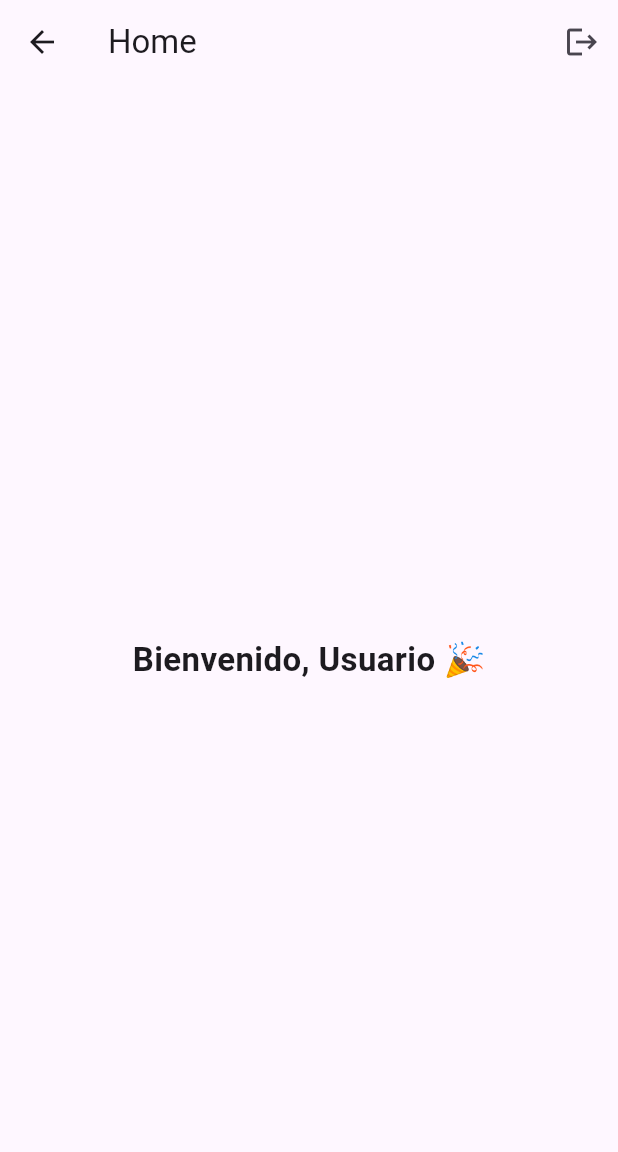
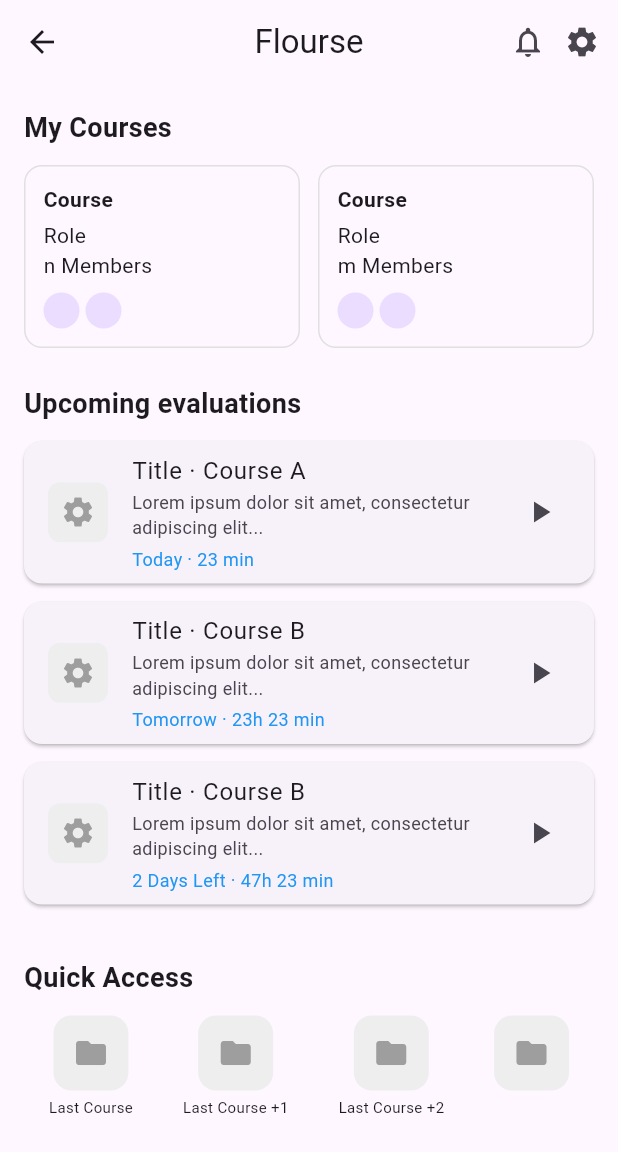
Before and after one commit to Alejorotp/flourse, a Flutter app: the HomePage screen opened by its route, on a phone screen of 412 x 824 dp. Shown: the top 1152 px of the screen. Run offline on Flutter 3.47's test engine with Material 3 defaults, Android fonts, the light colour scheme and no system bars; our stand-ins replace get.

Commit message:
home_beta

```diff
--- a/lib/controllers/auth_controller.dart
+++ b/lib/controllers/auth_controller.dart
@@ -8,8 +8,14 @@ class AuthController extends GetxController {
   var password = ''.obs;
 
   // Simulación de base de datos en memoria
-  final _fakeUsers = <String, String>{}; // email: password
-  final _fakeNames = <String, String>{}; // email: name
+  final _fakeUsers = <String, String>{
+    "manuel@test.com": "123456",
+    "ana@test.com": "qwerty",
+  }; // email: password
+  final _fakeNames = <String, String>{
+    "manuel@test.com": "Manuel",
+    "ana@test.com": "Ana",
+  }; // email: name
 
   // Cambiar entre login y registro
   void toggleForm() {
--- a/lib/pages/home.dart
+++ b/lib/pages/home.dart
@@ -1,6 +1,4 @@
 import 'package:flutter/material.dart';
-import 'package:get/get.dart';
-import 'package:flourse/controllers/auth_controller.dart';
 
 class HomePage extends StatelessWidget {
   static const String id = '/home';
@@ -8,43 +6,163 @@ class HomePage extends StatelessWidget {
 
   @override
   Widget build(BuildContext context) {
-    final auth = Get.find<AuthController>();
+    return Scaffold(
+      appBar: AppBar(
+        title: const Text("Flourse"),
+        centerTitle: true,
+        actions: const [
+          Icon(Icons.notifications_none),
+          SizedBox(width: 12),
+          Icon(Icons.settings),
+          SizedBox(width: 12),
+        ],
+      ),
+      body: SingleChildScrollView(
+        padding: const EdgeInsets.all(16),
+        child: Column(
+          crossAxisAlignment: CrossAxisAlignment.start,
+          children: [
+            // My Courses
+            const Text(
+              "My Courses",
+              style: TextStyle(fontSize: 18, fontWeight: FontWeight.bold),
+            ),
+            const SizedBox(height: 12),
+            Row(
+              children: [
+                Expanded(child: _courseCard("Course", "Role", "n Members")),
+                const SizedBox(width: 12),
+                Expanded(child: _courseCard("Course", "Role", "m Members")),
+              ],
+            ),
+            const SizedBox(height: 24),
 
-    return PopScope(
-      canPop: false, // evita salir con back del SO directamente
-      onPopInvoked: (didPop) {
-        if (!didPop) {
-          auth.logout();
-        }
-      },
-      child: Scaffold(
-        appBar: AppBar(
-          title: const Text("Home"),
-          leading: IconButton(
-            icon: const Icon(Icons.arrow_back),
-            onPressed: () {
-              auth.logout();
-            },
-          ),
-          actions: [
-            IconButton(
-              icon: const Icon(Icons.logout),
-              onPressed: () {
-                auth.logout();
-              },
+            // Upcoming Evaluations
+            const Text(
+              "Upcoming evaluations",
+              style: TextStyle(fontSize: 18, fontWeight: FontWeight.bold),
+            ),
+            const SizedBox(height: 12),
+            _evaluationItem(
+              "Title · Course A",
+              "Lorem ipsum dolor sit amet, consectetur adipiscing elit...",
+              "Today · 23 min",
+            ),
+            _evaluationItem(
+              "Title · Course B",
+              "Lorem ipsum dolor sit amet, consectetur adipiscing elit...",
+              "Tomorrow · 23h 23 min",
+            ),
+            _evaluationItem(
+              "Title · Course B",
+              "Lorem ipsum dolor sit amet, consectetur adipiscing elit...",
+              "2 Days Left · 47h 23 min",
+            ),
+
+            const SizedBox(height: 24),
+
+            // Quick Access
+            const Text(
+              "Quick Access",
+              style: TextStyle(fontSize: 18, fontWeight: FontWeight.bold),
+            ),
+            const SizedBox(height: 12),
+            Row(
+              mainAxisAlignment: MainAxisAlignment.spaceAround,
+              children: const [
+                _quickAccessItem("Last Course"),
+                _quickAccessItem("Last Course +1"),
+                _quickAccessItem("Last Course +2"),
+                _quickAccessItem(""),
+              ],
             ),
           ],
-        ),
-        body: Center(
-          child: Obx(() => Text(
-                "Bienvenido, ${auth.userName.value.isEmpty ? 'Usuario' : auth.userName.value} 🎉",
-                style: const TextStyle(
-                  fontSize: 22,
-                  fontWeight: FontWeight.bold,
-                ),
-              )),
         ),
       ),
     );
   }
 }
+
+Widget _courseCard(String title, String role, String members) {
+  return Container(
+    padding: const EdgeInsets.all(12),
+    decoration: BoxDecoration(
+      border: Border.all(color: Colors.grey.shade300),
+      borderRadius: BorderRadius.circular(12),
+    ),
+    child: Column(
+      crossAxisAlignment: CrossAxisAlignment.start,
+      children: [
+        Text(title, style: const TextStyle(fontWeight: FontWeight.bold)),
+        const SizedBox(height: 4),
+        Text(role),
+        Text(members),
+        const SizedBox(height: 8),
+        Row(
+          children: const [
+            CircleAvatar(radius: 12),
+            SizedBox(width: 4),
+            CircleAvatar(radius: 12),
+          ],
+        ),
+      ],
+    ),
+  );
+}
+
+Widget _evaluationItem(String title, String subtitle, String time) {
+  return Card(
+    margin: const EdgeInsets.only(bottom: 12),
+    shape: RoundedRectangleBorder(borderRadius: BorderRadius.circular(12)),
+    child: ListTile(
+      leading: Container(
+        width: 40,
+        height: 40,
+        decoration: BoxDecoration(
+          color: Colors.grey.shade200,
+          borderRadius: BorderRadius.circular(8),
+        ),
+        child: const Icon(Icons.settings, color: Colors.grey),
+      ),
+      title: Text(title),
+      subtitle: Column(
+        crossAxisAlignment: CrossAxisAlignment.start,
+        children: [
+          Text(
+            subtitle,
+            maxLines: 2,
+            overflow: TextOverflow.ellipsis,
+            style: const TextStyle(fontSize: 12),
+          ),
+          const SizedBox(height: 4),
+          Text(time, style: const TextStyle(fontSize: 12, color: Colors.blue)),
+        ],
+      ),
+      trailing: const Icon(Icons.play_arrow),
+    ),
+  );
+}
+
+class _quickAccessItem extends StatelessWidget {
+  final String label;
+  const _quickAccessItem(this.label);
+
+  @override
+  Widget build(BuildContext context) {
+    return Column(
+      children: [
+        Container(
+          height: 50,
+          width: 50,
+          decoration: BoxDecoration(
+            color: Colors.grey.shade200,
+            borderRadius: BorderRadius.circular(12),
+          ),
+          child: const Icon(Icons.folder, color: Colors.grey),
+        ),
+        const SizedBox(height: 4),
+        Text(label, style: const TextStyle(fontSize: 10)),
+      ],
+    );
+  }
+}
```
